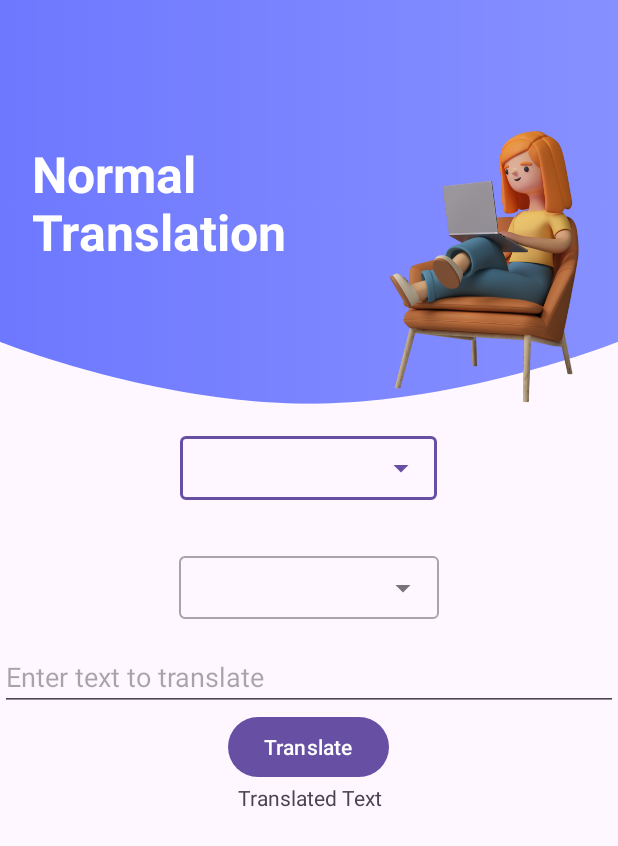
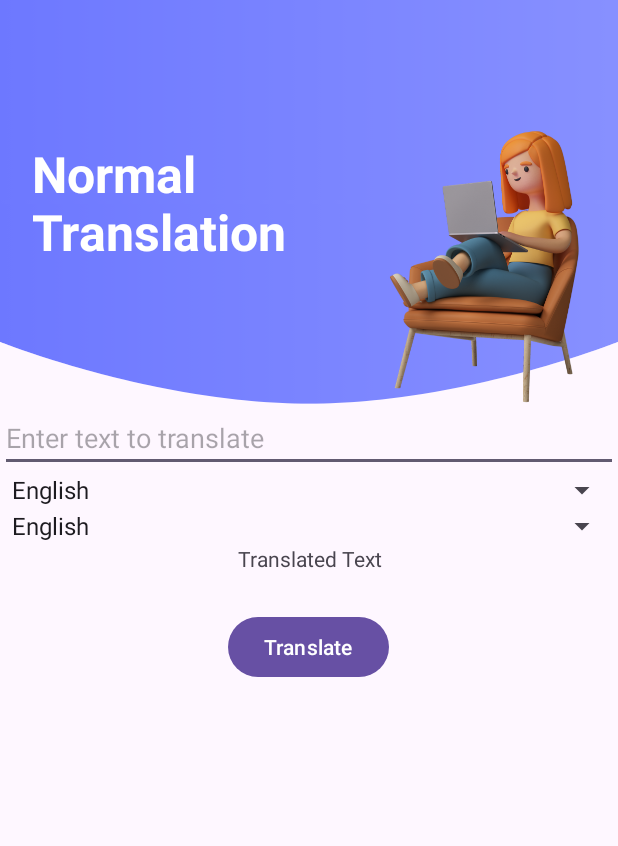
Before and after one commit to Hauooo/Assignment, an Android app: the NormalTranslationActivity screen opened directly, with no data from a screen before it, on a phone screen of 412 x 824 dp. Shown: the top 846 px of the screen. Run offline under Robolectric (Android 15) with nearby library versions, the phone set to English and light mode, and no system bars; libraries missing offline, so code that uses them is left out: com.google.mlkit.nl; 4 statements that could not run were skipped.

Commit message:
Update activity_normal_translation.xml

```diff
--- a/app/src/main/res/layout/activity_normal_translation.xml
+++ b/app/src/main/res/layout/activity_normal_translation.xml
@@ -61,77 +61,53 @@
 
             <LinearLayout
                 android:layout_width="match_parent"
-                android:layout_height="wrap_content"
+                android:layout_height="466dp"
+                android:gravity="center_horizontal"
                 android:orientation="vertical"
-                android:gravity="center_horizontal"
-                app:layout_constraintTop_toBottomOf="@id/layout1"
+                app:layout_constraintEnd_toEndOf="parent"
                 app:layout_constraintStart_toStartOf="parent"
-                app:layout_constraintEnd_toEndOf="parent">
-
-
-                <com.google.android.material.textfield.TextInputLayout
-                    android:id="@+id/select_language1"
-                    style="@style/Widget.MaterialComponents.TextInputLayout.OutlinedBox.Dense.ExposedDropdownMenu"
-                    android:layout_width="171dp"
-                    android:layout_height="48dp"
-                    android:layout_margin="16dp"
-                    app:layout_constraintEnd_toEndOf="parent"
-                    app:layout_constraintStart_toStartOf="parent"
-                    tools:layout_editor_absoluteY="61dp">
-
-                    <AutoCompleteTextView
-                        android:id="@+id/auto_complete_txt"
-                        android:layout_width="match_parent"
-                        android:layout_height="wrap_content"
-                        android:inputType="none" />
-
-                </com.google.android.material.textfield.TextInputLayout>
-
-                <com.google.android.material.textfield.TextInputLayout
-                    android:id="@+id/select_language2"
-                    style="@style/Widget.MaterialComponents.TextInputLayout.OutlinedBox.Dense.ExposedDropdownMenu"
-                    android:layout_width="173dp"
-                    android:layout_height="47dp"
-                    android:layout_margin="16dp"
-                    android:layout_marginTop="60dp"
-                    app:layout_constraintEnd_toEndOf="parent"
-                    app:layout_constraintStart_toStartOf="parent"
-                    app:layout_constraintTop_toBottomOf="@+id/select_language1">
-
-                    <AutoCompleteTextView
-                        android:id="@+id/auto_complete_txt2"
-                        android:layout_width="match_parent"
-                        android:layout_height="wrap_content"
-                        android:inputType="none" />
-
-                </com.google.android.material.textfield.TextInputLayout>
+                app:layout_constraintTop_toBottomOf="@id/layout1">
 
                 <EditText
                     android:id="@+id/input_text"
                     android:layout_width="match_parent"
                     android:layout_height="wrap_content"
                     android:hint="Enter text to translate"
-                    app:layout_constraintTop_toTopOf="parent"
+                    app:layout_constraintEnd_toEndOf="parent"
                     app:layout_constraintStart_toStartOf="parent"
-                    app:layout_constraintEnd_toEndOf="parent" />
+                    app:layout_constraintTop_toTopOf="parent" />
+
+                <Spinner
+                    android:id="@+id/input_language_spinner"
+                    android:layout_width="match_parent"
+                    android:layout_height="wrap_content"
+                    android:entries="@array/language_array" />
+
+                <Spinner
+                    android:id="@+id/translated_language_spinner"
+                    android:layout_width="match_parent"
+                    android:layout_height="wrap_content"
+                    android:entries="@array/language_array" />
+
+                <TextView
+                    android:id="@+id/translated_text"
+                    android:layout_width="match_parent"
+                    android:layout_height="wrap_content"
+                    android:gravity="center"
+                    android:text="Translated Text"
+                    app:layout_constraintEnd_toEndOf="parent"
+                    app:layout_constraintStart_toStartOf="parent"
+                    app:layout_constraintTop_toBottomOf="@id/translate_button" />
 
                 <com.google.android.material.button.MaterialButton
                     android:id="@+id/translate_button"
                     android:layout_width="wrap_content"
                     android:layout_height="wrap_content"
+                    android:layout_gravity="center"
+                    android:layout_marginTop="25dp"
                     android:text="Translate"
-                    app:layout_constraintTop_toBottomOf="@id/input_text"
                     app:layout_constraintStart_toStartOf="parent" />
 
-                <TextView
-                    android:id="@+id/translated_text"
-                    android:layout_width="match_parent"
-                    android:layout_height="wrap_content"
-                    android:text="Translated Text"
-                    android:gravity="center"
-                    app:layout_constraintTop_toBottomOf="@id/translate_button"
-                    app:layout_constraintStart_toStartOf="parent"
-                    app:layout_constraintEnd_toEndOf="parent" />
 
             </LinearLayout>
         </LinearLayout>
```
